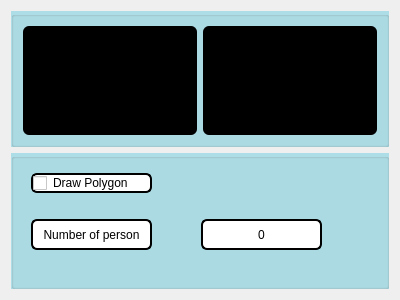
huyquang-bka/datn_hoang, file resources/ui/widget_video.ui: the form before one commit.
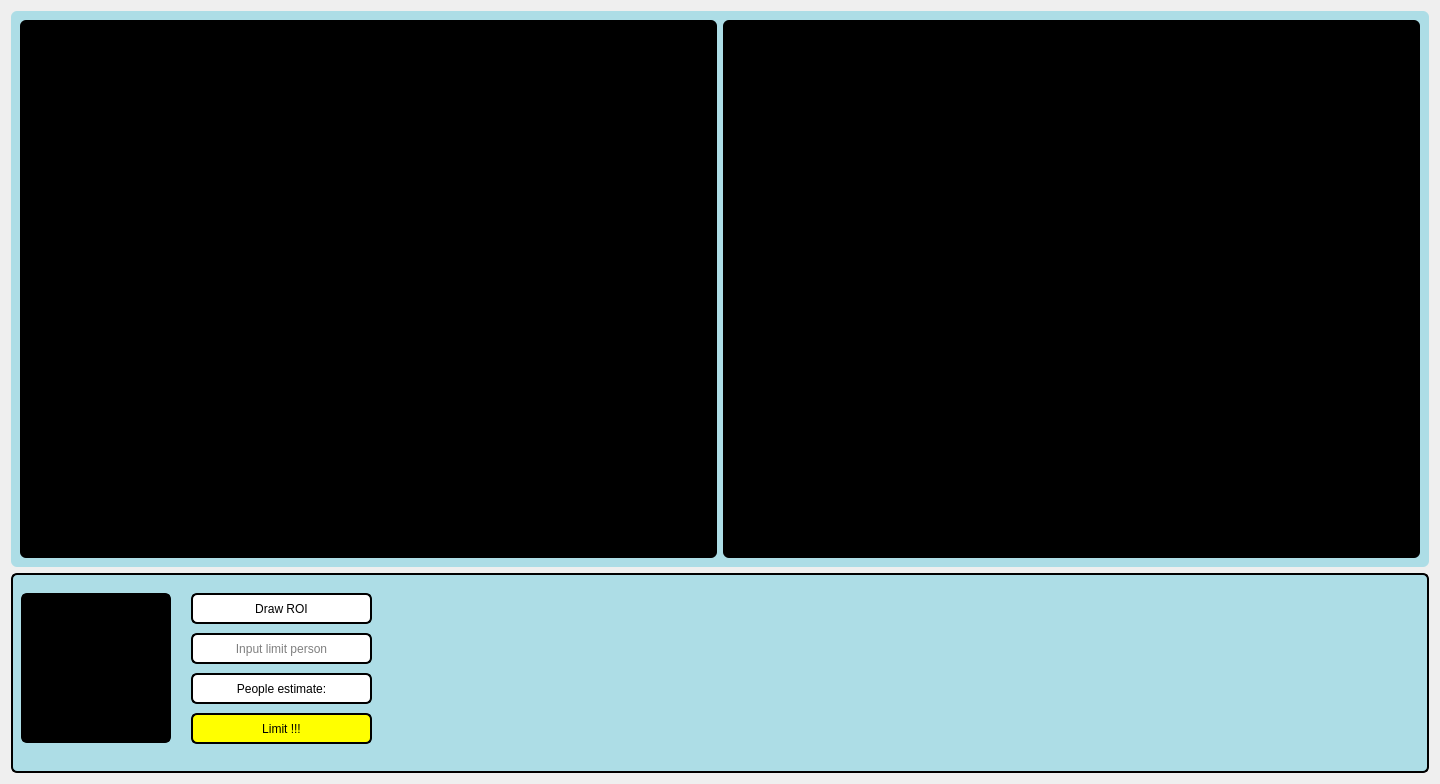
The form after the commit.

The edit to the form file:
```diff
--- a/resources/ui/widget_video.ui
+++ b/resources/ui/widget_video.ui
@@ -6,8 +6,8 @@
    <rect>
     <x>0</x>
     <y>0</y>
-    <width>400</width>
-    <height>300</height>
+    <width>1440</width>
+    <height>784</height>
    </rect>
   </property>
   <property name="windowTitle">
@@ -17,7 +17,9 @@
    <item row="0" column="0">
     <widget class="QGroupBox" name="groupBox_2">
      <property name="styleSheet">
-      <string notr="true">background-color: rgb(173, 221, 230);</string>
+      <string notr="true">background-color: rgb(173, 221, 230);
+border-radius: 6px;
+</string>
      </property>
      <property name="title">
       <string/>
@@ -59,7 +61,10 @@
       </size>
      </property>
      <property name="styleSheet">
-      <string notr="true">background-color: rgb(173, 221, 230);</string>
+      <string notr="true">background-color: rgb(173, 221, 230);
+border: 2px solid black;
+border-radius: 6px;
+</string>
      </property>
      <property name="title">
       <string/>
@@ -67,9 +72,9 @@
      <widget class="QLabel" name="qlabel_num_of_person">
       <property name="geometry">
        <rect>
-        <x>190</x>
-        <y>66</y>
-        <width>121</width>
+        <x>180</x>
+        <y>100</y>
+        <width>181</width>
         <height>31</height>
        </rect>
       </property>
@@ -79,7 +84,7 @@
 border-radius: 6px;</string>
       </property>
       <property name="text">
-       <string>0</string>
+       <string>People estimate:</string>
       </property>
       <property name="alignment">
        <set>Qt::AlignCenter</set>
@@ -88,40 +93,96 @@
      <widget class="QLabel" name="label_5">
       <property name="geometry">
        <rect>
-        <x>20</x>
-        <y>66</y>
-        <width>121</width>
+        <x>180</x>
+        <y>140</y>
+        <width>181</width>
         <height>31</height>
        </rect>
       </property>
       <property name="styleSheet">
-       <string notr="true">background-color: rgb(255, 255, 255);
+       <string notr="true">background-color: rgb(255, 255, 0);
 border: 2px solid black;
 border-radius: 6px;</string>
       </property>
       <property name="text">
-       <string>Number of person</string>
+       <string>Limit !!!</string>
       </property>
       <property name="alignment">
        <set>Qt::AlignCenter</set>
       </property>
      </widget>
-     <widget class="QCheckBox" name="checkbox_draw_polygon">
+     <widget class="QPushButton" name="btn_draw_roi">
       <property name="geometry">
        <rect>
-        <x>20</x>
+        <x>180</x>
         <y>20</y>
-        <width>121</width>
-        <height>20</height>
+        <width>181</width>
+        <height>31</height>
        </rect>
       </property>
       <property name="styleSheet">
+       <string notr="true">QPushButton {
+            background-color: rgb(255, 255, 255); 
+        }
+QPushButton:pressed {
+            background-color: rgb(127, 127, 127);
+        }</string>
+      </property>
+      <property name="text">
+       <string>Draw ROI</string>
+      </property>
+     </widget>
+     <widget class="QLabel" name="qlabel_crop_frame">
+      <property name="geometry">
+       <rect>
+        <x>10</x>
+        <y>20</y>
+        <width>150</width>
+        <height>150</height>
+       </rect>
+      </property>
+      <property name="sizePolicy">
+       <sizepolicy hsizetype="Fixed" vsizetype="Fixed">
+        <horstretch>0</horstretch>
+        <verstretch>0</verstretch>
+       </sizepolicy>
+      </property>
+      <property name="maximumSize">
+       <size>
+        <width>180</width>
+        <height>180</height>
+       </size>
+      </property>
+      <property name="styleSheet">
+       <string notr="true">background-color: rgb(0, 0, 0);
+border-radius: 6px;</string>
+      </property>
+      <property name="text">
+       <string/>
+      </property>
+     </widget>
+     <widget class="QLineEdit" name="qline_limit">
+      <property name="geometry">
+       <rect>
+        <x>180</x>
+        <y>60</y>
+        <width>181</width>
+        <height>31</height>
+       </rect>
+      </property>
+      <property name="styleSheet">
        <string notr="true">background-color: rgb(255, 255, 255);
 border: 2px solid black;
 border-radius: 6px;</string>
       </property>
       <property name="text">
-       <string>Draw Polygon</string>
+       <string/>
+      </property>
+      <property name="alignment">
+       <set>Qt::AlignCenter</set>
+      </property>
+      <property name="placeholderText">
+       <string>Input limit person</string>
       </property>
      </widget>
     </widget>
```
Left out of the diff: 26 changed lines with no effect on the pictures.
